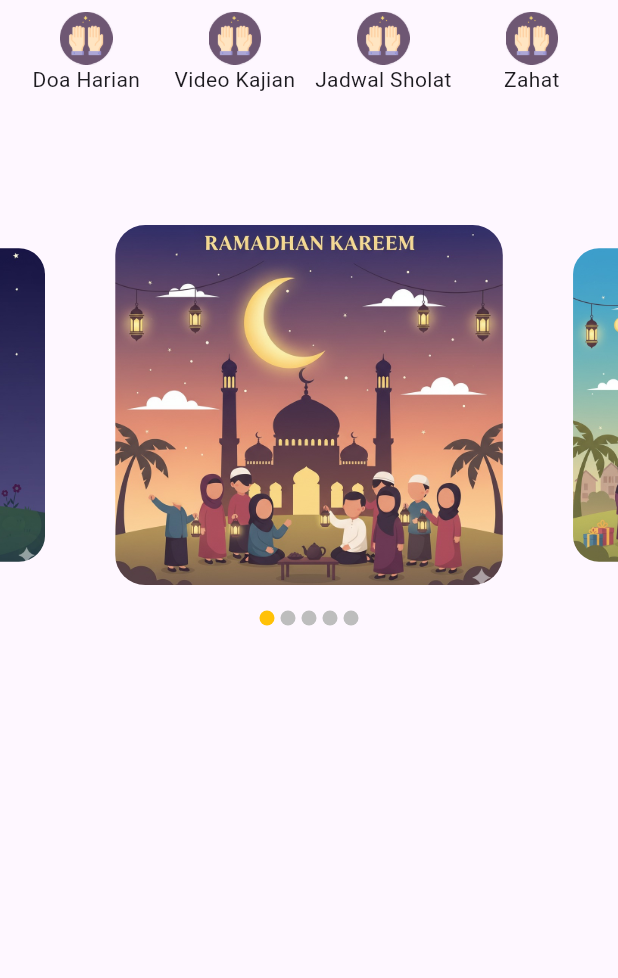
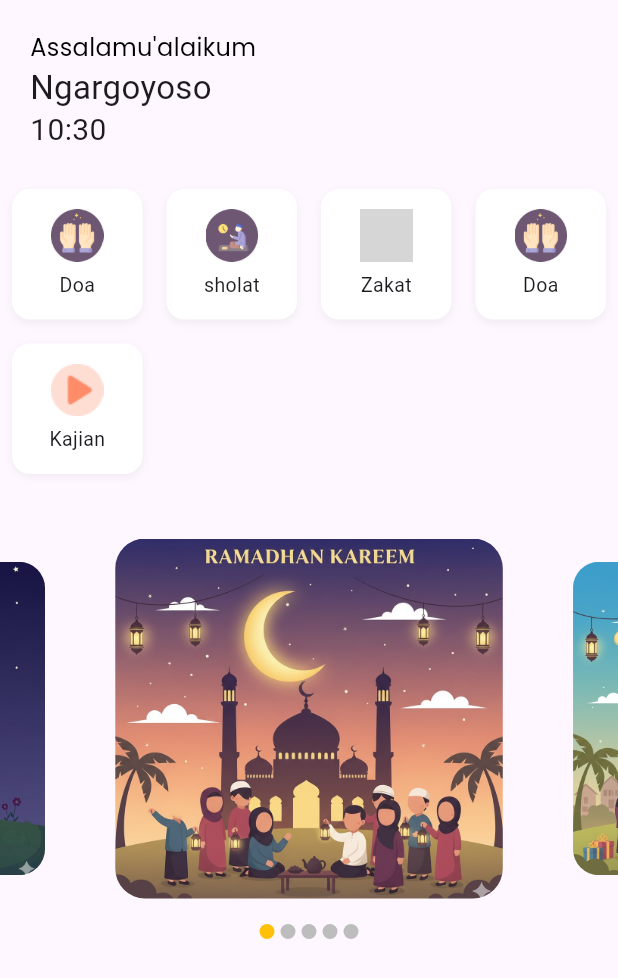
Before and after one commit to piss0/Super-App-Taqwa, a Flutter app: the screen it shows after launch, on a phone screen of 412 x 824 dp. Shown: the top 978 px of the screen. Run offline on Flutter 3.47's test engine with Material 3 defaults, Android fonts, the phone set to English and light mode, and no system bars; drawn by our look-alikes of carousel_slider; our stand-ins replace geocoding, geolocator, permission_handler, shared_preferences; missing offline and left inert: string_similarity; Roboto replaces fonts that are missing (Poppins-Regular, PoppinsBold, PoppinsSemiBold); grey boxes are pictures that could not be loaded.

Commit message:
membuat dashboard menu islami

```diff
--- a/lib/pages/homePage.dart
+++ b/lib/pages/homePage.dart
@@ -1,14 +1,14 @@
-import 'dart:async'; //timer countdown
+import 'dart:async'; //timer coundown
 import 'package:flutter/material.dart';
 import 'package:carousel_slider/carousel_slider.dart'; //carousel slider
-import 'package:http/http.dart' as http; //ambil data API GPS
+import 'package:http/http.dart' as http; //ambil data API
 import 'dart:convert'; //decode JSON
 import 'package:geolocator/geolocator.dart'; //GPS
 import 'package:geocoding/geocoding.dart'; //konversi GPS
-import 'package:intl/intl.dart'; // formater number
-import 'package:permission_handler/permission_handler.dart'; // izin handler
+import 'package:intl/intl.dart'; //Format Nummber
+import 'package:permission_handler/permission_handler.dart'; //Izin Handler
 import 'package:shared_preferences/shared_preferences.dart'; // cache lokal
-import 'package:string_similarity/string_similarity.dart'; // fuzzy match
+import 'package:string_similarity/string_similarity.dart'; // fuzzy match string
 
 class HomePage extends StatefulWidget {
   const HomePage({super.key});
@@ -18,8 +18,8 @@ class HomePage extends StatefulWidget {
 }
 
 class _HomePageState extends State<HomePage> {
-  final CarouselController controller = CarouselController();
-  int currenIndex = 0;
+  final CarouselController _controller = CarouselController();
+  int _currentIndex = 0;
 
 final posterlist = const <String>[
     'assets/images/ramadhan.jpg',
@@ -28,72 +28,163 @@ final posterlist = const <String>[
     'assets/images/bg_morning.png',
     'assets/images/bg_night.png',
   ];
+
   @override
   Widget build(BuildContext context) {
     return Scaffold(
-      body: SingleChildScrollView(
+      body: SafeArea(
+        child: SingleChildScrollView(
           child: Column(
             children: <Widget>[
-            // =========================
-            // MENU SECTION
-            // =========================
+              //=========================================
+              //[MENU WAKTU SHOLAT BY LOKASI]
+              //=========================================
+              _buildHeroSection(),
+
+              // ========================================
+              //[MENU SECTION]
+              // ========================================
               _buidMenuGridSection(),
-            // =========================
-            // CAROUSEL SECTION
-            // =========================
-            _buildCarouselSection(),
+              // ========================================
+              //[CAROUSEL SECTION]
+              // ========================================
+              _buildCaroucelSection(),
+            ],
+          ),
+        ),
+      ),
+    );
+  }
+
+  //=======================================
+  //[MENU HERO WIDGET]
+  //=======================================
+  Widget _buildHeroSection() {
+    return Container(
+      width: double.infinity,
+      decoration: BoxDecoration(
+
+      ),
+      child: Padding(
+        padding: const EdgeInsets.symmetric(
+          horizontal: 20,
+          vertical: 20,
+        ),
+        child: Column(
+          crossAxisAlignment: CrossAxisAlignment.start,
+          mainAxisAlignment: MainAxisAlignment.center,
+          children: <Widget> [
+            Text('Assalamu\'alaikum',
+            style: TextStyle(
+              fontFamily: 'PoppinsRegular',
+              color: Colors.black,
+              fontSize: 16,
+              ),
+            ),
+            Text('Ngargoyoso',
+            style: TextStyle(
+              fontFamily: 'PoppinsSemiBold',
+              fontSize: 22
+              ),
+            ),
+            Text(DateFormat('HH:mm').format(DateTime.now(),),
+            style: TextStyle(
+              fontFamily: 'PoppinsBold',
+              fontSize: 20,
+              height: 1.2
+            ),),
           ],
         ),
       ),
     );
   }
-  // =========================
-  // MENU ITEM WIDGET
-  // =========================
-  Widget _buidManuItem(
-    String iconPath,
-    String title,
-    String routName,
-    ) {
-    return Column(
+
+  //=======================================
+  //[MENU GRID SECTION WIDGET]
+  //=======================================
+  Widget _buidMenuItem(String iconPath, String title, String roudname) {
+    return Material(
+      child: InkWell(
+        onTap: () {
+          Navigator.pushNamed(context, roudname);
+        },
+        borderRadius: BorderRadius.circular(15),
+        splashColor: Colors.amber.withOpacity(0.2),
+        child: Container(
+          decoration: BoxDecoration(
+            color: Colors.white,
+            borderRadius: BorderRadius.circular(12),
+            boxShadow: [
+              BoxShadow(
+                color: Colors.black.withOpacity(0.05),
+                blurRadius: 4,
+                offset: const Offset(0, 2),
+              ),
+            ],
+          ),
+          child: Column(
+            mainAxisAlignment: MainAxisAlignment.center,
             children: [
-        Image.asset(iconPath, width: 35,),
-        Text(title)
+              Image.asset(iconPath, width: 35),
+              const SizedBox(height: 6),
+              Text(
+                title,
+                style: TextStyle(fontFamily: 'Poppins-Regular', fontSize: 13),
+              ),
             ],
+          ),
+        ),
+      ),
     );
   }
 
-  // =========================
-  // MENU GRID SECTION WIDGET
-  // =========================
+  //=======================================
+  //[MENU GRID SECTION WIDGET]
+  //=======================================
   Widget _buidMenuGridSection() {
     return Padding(
       padding: const EdgeInsets.all(8.0),
-      child: GridView.count(crossAxisCount: 4,
+      child: GridView.count(
+        crossAxisCount: 4,
         shrinkWrap: true,
+        mainAxisSpacing: 16,
+        crossAxisSpacing: 16,
         physics: const NeverScrollableScrollPhysics(),
         children: [
-        _buidManuItem('assets/images/doa.jpg',
-         'Doa Harian',
-          '/doa'),
-        _buidManuItem('assets/images/doa.jpg',
-         'Video Kajian',
-          '/doa'),
-        _buidManuItem('assets/images/doa.jpg',
-         'Jadwal Sholat',
-          '/doa'),
-        _buidManuItem('assets/images/doa.jpg',
-         'Zahat',
-          '/doa'),
+          _buidMenuItem(
+            'assets/images/doa.jpg', //icon path
+            'Doa', // title
+            'Doa',
+          ), //route name
+          _buidMenuItem(
+            'assets/images/ic_menu_jadwal_sholat.png', //icon path
+            'sholat', //title
+            'Sholat',
+          ), //route name
+          _buidMenuItem(
+            'assets/images/ic_menu_Zakat.png', //icon patch
+            'Zakat', //title
+            'Zakat',
+          ), //route name
+          _buidMenuItem(
+            'assets/images/doa.jpg', //icon path
+            'Doa', // title
+            'Doa',
+          ), //route name
+          _buidMenuItem(
+            'assets/images/ic_play_video_kajian.png', //icon path
+            'Kajian', //title
+            'Kajian Islam',
+          ), //route name
         ],
       ),
     );
   }
 
-  // =========================
-  // CAROUSEL SECTION WIDGET
-  // =========================
-  Widget _buildCarouselSection() {
+  //=======================================
+  //[CAROUSEL SECTION]
+  //=======================================
+  Widget _buildCaroucelSection() {
     return Column(
       children: [
         const SizedBox(height: 20),
@@ -102,7 +193,6 @@ final posterlist = const <String>[
           itemBuilder: (context, index, realindex) {
             final poster = posterlist[index];
             return Container(
-              child: Container(
               margin: EdgeInsets.all(15),
               child: ClipRRect(
                 borderRadius: BorderRadiusGeometry.circular(20),
@@ -110,7 +200,6 @@ final posterlist = const <String>[
                   poster,
                   width: double.infinity,
                   fit: BoxFit.cover,
-                  ),
                 ),
               ),
             );
@@ -121,25 +210,24 @@ final posterlist = const <String>[
             enlargeCenterPage: true,
             viewportFraction: 0.7,
             onPageChanged: (index, reason) {
-              setState(() {
-                currenIndex = index;
-              });
+              setState(() => _currentIndex = index);
             },
           ),
         ),
-        // DOT INDIKATOR CAROUSEL
+
+        // DOT INDIKATOR carousel
         Row(
           mainAxisAlignment: MainAxisAlignment.center,
           children: posterlist.asMap().entries.map((entry) {
             return GestureDetector(
-              onTap: () => currenIndex.animateToPage(entry.key),
+              onTap: () => _currentIndex.animateToPage(entry.key),
               child: Container(
                 width: 10,
                 height: 10,
                 margin: EdgeInsets.all(2),
                 decoration: BoxDecoration(
                   shape: BoxShape.circle,
-                  color: currenIndex == entry.key
+                  color: _currentIndex == entry.key
                       ? Colors.amber
                       : Colors.grey[400],
                 ),
```
Also changed, not shown: 1 other file. Lines whose indentation alone changed are shown as unchanged.
